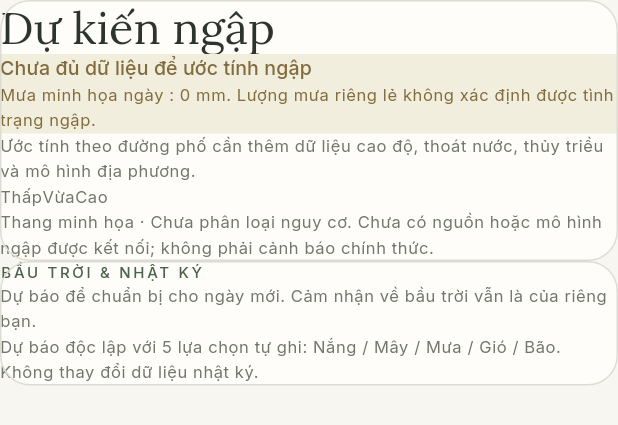
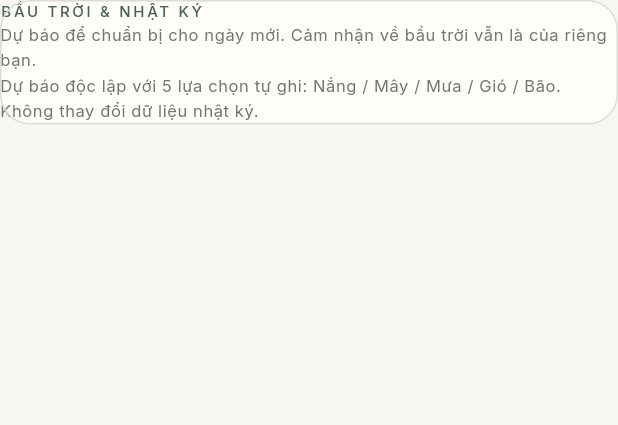
Before and after one commit to HuangMeii/memoir-diary, a Flutter app: what supportingColumn() shows on an empty page, opened directly with empty values, on a phone screen of 412 x 824 dp. Shown: the top 425 px of the screen. Run offline on Flutter 3.47's test engine with Material 3 defaults, Android fonts, the phone set to English and light mode, and no system bars; our stand-ins replace dio, fl_chart, flutter_riverpod, flutter_secure_storage, flutter_svg, go_router and 1 more; missing offline and left inert: bcrypt, serverpod, serverpod_client, serverpod_cloud_storage, serverpod_cloud_storage_s3_compat; accounts and stored records are empty; statements that could not run were skipped.

Commit message:
fix(weather): drop the flood estimate card and the per-bar value labels
The design Dự kiến ngập card had no source behind it: Open-Meteo Flood API only returns river discharge (GloFAS, ~5 km) rather than street flooding, and there is no threshold or return period to split Thấp / Vừa / Cao - so the card was a static callout. It is gone together with its FloodEstimateCard class, and the supporting column keeps the day/hour preview plus BẦU TRỜI & NHẬT KÝ.

The rain charts also drop the value label above each bar: it duplicated the left axis and the card total, and on a tall bar it sat right on the bar edge. _topPad shrinks from 18 to 8 so the bars use the freed height.

```diff
--- a/flutter_app/lib/src/ui/weather/weather_charts.dart
+++ b/flutter_app/lib/src/ui/weather/weather_charts.dart
@@ -8,8 +8,8 @@ import '../tokens.dart';
 /// Height of the label gutter on the left of both charts, in design pixels.
 const double _axisGutter = 30;
 
-/// Room above the plot for the value labels and below it for the axis labels.
-const double _topPad = 18;
+/// Breathing room above the plot, and the band below it for the axis labels.
+const double _topPad = 8;
 const double _bottomPad = 22;
 
 /// The value the top gridline of a rain chart carries.
@@ -183,19 +183,9 @@ class _RainChartPainter extends CustomPainter {
           ..color = selected ? barColor : barColor.withValues(alpha: 0.45),
       );
 
-      if (value > 0) {
-        final text = _format(value);
-        _label(
-          canvas,
-          text,
-          centerX - _textWidth(text) / 2,
-          // Keep the label inside the plot even when the bar fills it.
-          math.max(
-            plotTop,
-            plotBottom - barHeight - _textHeight() - 2 * scale,
-          ),
-        );
-      }
+      // The bars carry no value label: the axis on the left and the card's
+      // total already give the magnitude, and a label on a tall bar would sit
+      // right on top of it.
       if (labelEvery > 0 && i % labelEvery == 0 && i < labels.length) {
         final text = labels[i];
         _label(
--- a/flutter_app/lib/src/ui/weather/weather_panels.dart
+++ b/flutter_app/lib/src/ui/weather/weather_panels.dart
@@ -171,134 +171,6 @@ class WeatherDaySummary extends StatelessWidget {
   }
 }
 
-/// `Dự kiến ngập` — the design's flood estimate.
-///
-/// No elevation, drainage or tide model is connected, so the card states what
-/// is missing instead of drawing a risk level, but keeps the design's legend
-/// and disclaimer so the frame still reads the same.
-class FloodEstimateCard extends StatelessWidget {
-  const FloodEstimateCard({
-    super.key,
-    required this.scale,
-    required this.dateLabel,
-    required this.rainMm,
-  });
-
-  final double scale;
-
-  /// `11.10`, the day the estimate would cover.
-  final String dateLabel;
-
-  /// The day's illustrative rain, quoted in the callout.
-  final double rainMm;
-
-  @override
-  Widget build(BuildContext context) {
-    final theme = Theme.of(context);
-    final palette = MemoirPalette.of(context);
-    final muted = theme.colorScheme.onSurfaceVariant;
-    final body = theme.textTheme.bodySmall?.copyWith(
-      color: muted,
-      fontSize: MemoirType.caption,
-      height: 1.5,
-    );
-
-    Widget legend(String label, Color color) => Row(
-          mainAxisSize: MainAxisSize.min,
-          children: [
-            Container(
-              width: 9 * scale,
-              height: 9 * scale,
-              decoration: BoxDecoration(
-                color: color,
-                borderRadius: BorderRadius.circular(2 * scale),
-              ),
-            ),
-            SizedBox(width: MemoirSpace.s2 * scale),
-            Text(label, style: body),
-          ],
-        );
-
-    return Column(
-      crossAxisAlignment: CrossAxisAlignment.start,
-      children: [
-        Row(
-          children: [
-            Expanded(
-              child: Text(
-                'Dự kiến ngập',
-                style: theme.textTheme.headlineSmall?.copyWith(
-                  color: theme.colorScheme.onSurface,
-                  fontSize: MemoirType.heading1,
-                  height: MemoirType.heading1LineHeight / MemoirType.heading1,
-                ),
-              ),
-            ),
-            Icon(Icons.waves, size: 24 * scale, color: theme.colorScheme.primary),
-          ],
-        ),
-        SizedBox(height: MemoirSpace.s3 * scale),
-        Container(
-          width: double.infinity,
-          padding: EdgeInsets.all(MemoirSpace.s3 * scale),
-          decoration: BoxDecoration(
-            color: palette.warningSurface,
-            borderRadius: BorderRadius.circular(MemoirRadius.feedback * scale),
-          ),
-          child: Row(
-            crossAxisAlignment: CrossAxisAlignment.start,
-            children: [
-              Icon(Icons.waves, size: 16 * scale, color: palette.warningText),
-              SizedBox(width: MemoirSpace.s2 * scale),
-              Expanded(
-                child: Column(
-                  crossAxisAlignment: CrossAxisAlignment.start,
-                  children: [
-                    Text(
-                      'Chưa đủ dữ liệu để ước tính ngập',
-                      style: theme.textTheme.labelLarge?.copyWith(
-                        color: palette.warningText,
-                        fontSize: MemoirType.label,
-                      ),
-                    ),
-                    SizedBox(height: MemoirSpace.s1 * scale),
-                    Text(
-                      'Mưa minh họa ngày $dateLabel: ${rainMm.round()} mm. '
-                      'Lượng mưa riêng lẻ không xác định được tình trạng ngập.',
-                      style: body?.copyWith(color: palette.warningText),
-                    ),
-                  ],
-                ),
-              ),
-            ],
-          ),
-        ),
-        SizedBox(height: MemoirSpace.s3 * scale),
-        Text(
-          'Ước tính theo đường phố cần thêm dữ liệu cao độ, thoát nước, thủy '
-          'triều và mô hình địa phương.',
-          style: body,
-        ),
-        SizedBox(height: MemoirSpace.s3 * scale),
-        Wrap(
-          spacing: MemoirSpace.s4 * scale,
-          runSpacing: MemoirSpace.s1 * scale,
-          children: [
-            legend('Thấp', MemoirColorsLight.heatmapMoodVeryHappy),
-            legend('Vừa', MemoirColorsLight.feedbackWarning),
-            legend('Cao', MemoirColorsLight.feedbackError),
-          ],
-        ),
-        SizedBox(height: MemoirSpace.s3 * scale),
-        Text(
-          'Thang minh họa · Chưa phân loại nguy cơ. Chưa có nguồn hoặc mô hình '
-          'ngập được kết nối; không phải cảnh báo chính thức.',
-          style: body,
-        ),
-      ],
-    );
-  }
-}
 
 /// `BẦU TRỜI & NHẬT KÝ` — the note that ties the forecast back to the journal.
 class ForecastContextCard extends StatelessWidget {
--- a/flutter_app/lib/src/ui/weather/weather_tabs.dart
+++ b/flutter_app/lib/src/ui/weather/weather_tabs.dart
@@ -158,13 +158,11 @@ class WeatherForecastRegions extends StatelessWidget {
   }
 }
 
-/// The supporting column: the day/hour preview, the flood estimate and the
-/// journal note. Pass a null [top] when the main column already shows the
-/// preview.
+/// The supporting column: the day/hour preview and the journal note.
+///
+/// Pass a null [top] when the main column already shows the preview.
 Widget supportingColumn({
   Widget? top,
-  required String dateLabel,
-  required double rainMm,
   required double scale,
 }) =>
     Column(
@@ -174,15 +172,6 @@ Widget supportingColumn({
           WeatherPanel(scale: scale, child: top),
           SizedBox(height: MemoirSpace.s4 * scale),
         ],
-        WeatherPanel(
-          scale: scale,
-          child: FloodEstimateCard(
-            scale: scale,
-            dateLabel: dateLabel,
-            rainMm: rainMm,
-          ),
-        ),
-        SizedBox(height: MemoirSpace.s4 * scale),
         WeatherPanel(scale: scale, child: ForecastContextCard(scale: scale)),
       ],
     );
@@ -373,8 +362,6 @@ class WeatherWeekTab extends StatelessWidget {
               actionLabel: 'Xem ngày & từng giờ',
               onAction: onOpenDay,
             ),
-      dateLabel: selected == null ? '' : shortDate(selected.date),
-      rainMm: selected == null ? 0 : rainTotalMm(selected),
       scale: scale,
     );
 
@@ -575,8 +562,6 @@ class WeatherDayTab extends StatelessWidget {
     return WeatherForecastRegions(
       main: main,
       supporting: supportingColumn(
-        dateLabel: shortDate(day.date),
-        rainMm: rainTotalMm(day),
         scale: scale,
       ),
       scale: scale,
@@ -759,8 +744,6 @@ class WeatherHourTab extends StatelessWidget {
       main: main,
       supporting: supportingColumn(
         top: _selectedHourPanel(context, selected),
-        dateLabel: shortDate(day.date),
-        rainMm: rainTotalMm(day),
         scale: scale,
       ),
       scale: scale,
```
Also changed, not shown: 1 other file.
